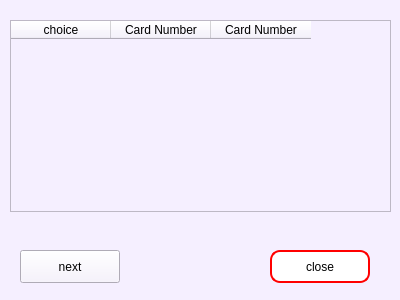
First picture: the form in viewcardswindow.ui, repository anashaybani/Bank, before the edit.
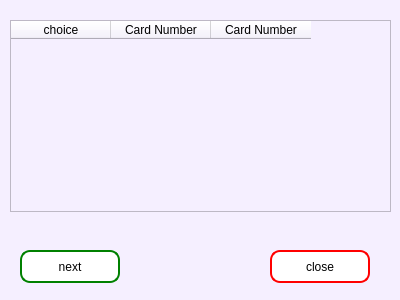
Second picture: the form after the edit.

Diff of the .ui file:
```diff
--- a/viewcardswindow.ui
+++ b/viewcardswindow.ui
@@ -71,6 +71,13 @@
      <height>33</height>
     </rect>
    </property>
+   <property name="styleSheet">
+    <string notr="true">border-radius:10px;
+background-color: rgb(255, 255, 255);
+color: rgb(0, 0, 0);
+border:2px solid green;
+</string>
+   </property>
    <property name="text">
     <string>next</string>
    </property>
```
Left out of the diff: 6 changed lines with no effect on the pictures.
